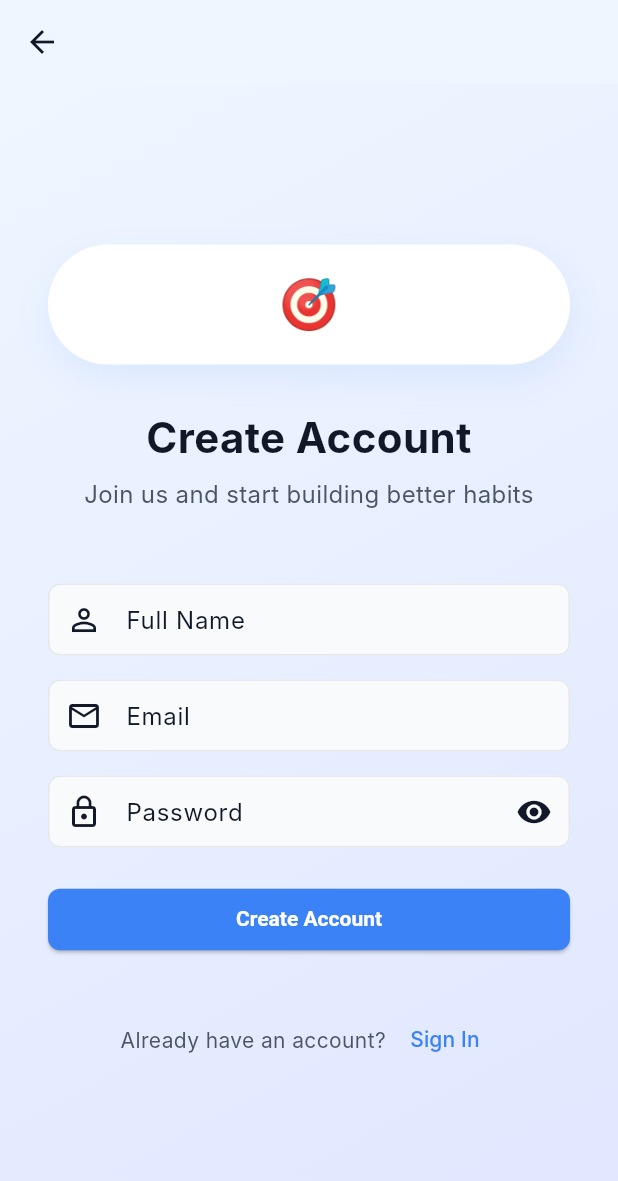
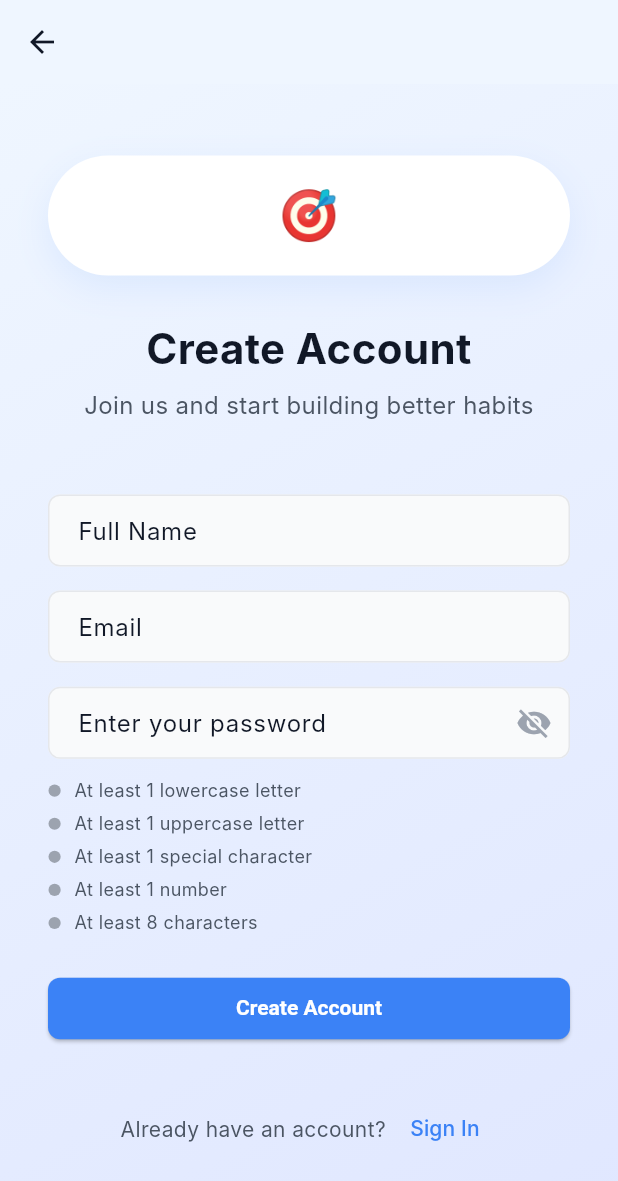
Before and after one commit to mahmoudassasa/Routina, a Flutter app: the RegisterScreen screen opened by its route, on a phone screen of 412 x 824 dp. Shown: the top 1181 px of the screen. Run offline on Flutter 3.47's test engine with Material 3 defaults, Android fonts, the phone set to English and light mode, and no system bars; our stand-ins replace firebase_auth, firebase_core, flutter_bloc, flutter_screenutil; accounts and stored records are empty; Roboto replaces fonts that are missing (Inter).

Commit message:
- Added firebase auth. - Added Password Validation feature. - Added spacing helper to improving the code. - Improving the code to be clean code

```diff
--- /dev/null
+++ b/lib/core/helpers/app_regex.dart
@@ -0,0 +1,36 @@
+class AppRegex {
+  static bool isEmailValid(String email) {
+    return RegExp(r'^.+@[a-zA-Z]+\.{1}[a-zA-Z]+(\.{0,1}[a-zA-Z]+)$')
+        .hasMatch(email);
+  }
+
+  static bool isPasswordValid(String password) {
+    return RegExp(
+            r"^(?=.*[a-z])(?=.*[A-Z])(?=.*\d)(?=.*[@$!%*?&])[A-Za-z\d@$!%*?&]{8,}$")
+        .hasMatch(password);
+  }
+
+    static bool isPhoneNumberValid(String phoneNumber) {
+    return RegExp(r'^(010|011|012|015)[0-9]{8}$').hasMatch(phoneNumber);
+  }
+
+  static bool hasLowerCase(String password) {
+    return RegExp(r'^(?=.*[a-z])').hasMatch(password);
+  }
+
+  static bool hasUpperCase(String password) {
+    return RegExp(r'^(?=.*[A-Z])').hasMatch(password);
+  }
+
+  static bool hasNumber(String password) {
+    return RegExp(r'^(?=.*?[0-9])').hasMatch(password);
+  }
+
+  static bool hasSpecialCharacter(String password) {
+    return RegExp(r'^(?=.*?[#?!@$%^&*-])').hasMatch(password);
+  }
+
+  static bool hasMinLength(String password) {
+    return RegExp(r'^(?=.{8,})').hasMatch(password);
+  }
+}
--- /dev/null
+++ b/lib/core/helpers/password_validations.dart
@@ -0,0 +1,65 @@
+import 'package:flutter/material.dart';
+import 'package:flutter_screenutil/flutter_screenutil.dart';
+import 'package:routina/core/theaming/app_colors.dart';
+import 'package:routina/core/theaming/app_text_styles.dart';
+
+class PasswordValidations extends StatelessWidget {
+  final bool hasUpperCase;
+  final bool hasLowerCase;
+  final bool hasSpecialCharacters;
+  final bool hasNumber;
+  final bool hasMinLength;
+
+  const PasswordValidations({
+    super.key,
+    required this.hasUpperCase,
+    required this.hasLowerCase,
+    required this.hasSpecialCharacters,
+    required this.hasNumber,
+    required this.hasMinLength,
+  });
+
+  @override
+  Widget build(BuildContext context) {
+    return Column(
+      crossAxisAlignment: CrossAxisAlignment.start,
+      children: [
+        _buildValidationRow("At least 1 lowercase letter", hasLowerCase),
+        SizedBox(height: 4.h),
+        _buildValidationRow("At least 1 uppercase letter", hasUpperCase),
+        SizedBox(height: 4.h),
+        _buildValidationRow("At least 1 special character", hasSpecialCharacters),
+        SizedBox(height: 4.h),
+        _buildValidationRow("At least 1 number", hasNumber),
+        SizedBox(height: 4.h),
+        _buildValidationRow("At least 8 characters", hasMinLength),
+      ],
+    );
+  }
+
+  Widget _buildValidationRow(String text, bool isValid) {
+    return Row(
+      children: [
+        AnimatedContainer(
+          duration: const Duration(milliseconds: 200),
+          width: 8.w,
+          height: 8.h,
+          decoration: BoxDecoration(
+            color: isValid ? AppColors.success : AppColors.textLight,
+            shape: BoxShape.circle,
+          ),
+        ),
+        SizedBox(width: 8.w),
+        Text(
+          text,
+          style: AppTextStyles.bodySmall.copyWith(
+            color: isValid ? AppColors.success : AppColors.textSecondary,
+            decoration: isValid ? TextDecoration.lineThrough : TextDecoration.none,
+            decorationColor: AppColors.success,
+            decorationThickness: 2,
+          ),
+        ),
+      ],
+    );
+  }
+}
--- /dev/null
+++ b/lib/core/helpers/spacing.dart
@@ -0,0 +1,5 @@
+import 'package:flutter/widgets.dart';
+import 'package:flutter_screenutil/flutter_screenutil.dart';
+
+SizedBox verticalSpace(double height) => SizedBox(height: height.h);
+SizedBox horizontalSpace(double width) => SizedBox(width: width.w);
--- a/lib/core/routing/app_router.dart
+++ b/lib/core/routing/app_router.dart
@@ -1,6 +1,6 @@
 import 'package:flutter/material.dart';
 import 'package:flutter_bloc/flutter_bloc.dart';
-import 'package:routina/core/helpers/widgets/bottom_navigation_bar_main_layout.dart';
+import 'package:routina/core/widgets/bottom_navigation_bar_main_layout.dart';
 import 'package:routina/features/analyze_screen/ui/analyze_screen.dart';
 import 'package:routina/features/forgot_password/ui/forgot_password.dart';
 import 'package:routina/features/habit_tracker_screen/ui/habit_tracker_screen.dart';
--- a/lib/features/register_screen/logic/cubit/register_cubit.dart
+++ b/lib/features/register_screen/logic/cubit/register_cubit.dart
@@ -1,9 +1,7 @@
+import 'package:firebase_auth/firebase_auth.dart';
 import 'package:flutter_bloc/flutter_bloc.dart';
 import 'package:routina/features/register_screen/logic/cubit/register_state.dart';
 
-
-
-// Register Cubit
 class RegisterCubit extends Cubit<RegisterState> {
   RegisterCubit() : super(const RegisterState());
 
@@ -11,22 +9,38 @@ class RegisterCubit extends Cubit<RegisterState> {
     emit(state.copyWith(status: RegisterStatus.loading));
 
     try {
-      // Simulate API call
-      await Future.delayed(const Duration(seconds: 2));
+      FirebaseAuth auth = FirebaseAuth.instance;
 
-      // Mock validation
-      if (name.isNotEmpty && email.isNotEmpty && password.isNotEmpty) {
-        emit(state.copyWith(status: RegisterStatus.success));
-      } else {
-        emit(state.copyWith(
-          status: RegisterStatus.error,
-          errorMessage: 'Please fill all fields',
-        ));
+      // Create the user with email and password
+      UserCredential userCredential = await auth.createUserWithEmailAndPassword(
+        email: email,
+        password: password,
+      );
+
+      // Update the display name
+      await userCredential.user!.updateDisplayName(name);
+      await userCredential.user!.reload();
+
+      emit(state.copyWith(status: RegisterStatus.success));
+    } on FirebaseAuthException catch (e) {
+      String message = '';
+
+      switch (e.code) {
+        case 'weak-password':
+          message = 'The password provided is too weak 🔒';
+          break;
+        case 'email-already-in-use':
+          message = 'Email-already-in-use 📧';
+          break;
+        default:
+          message = 'An error occurred, please try again.';
       }
+
+      emit(state.copyWith(status: RegisterStatus.error, errorMessage: message));
     } catch (e) {
       emit(state.copyWith(
         status: RegisterStatus.error,
-        errorMessage: e.toString(),
+        errorMessage: 'An unexpected error occurred: $e',
       ));
     }
   }
--- a/lib/features/register_screen/ui/register_screen.dart
+++ b/lib/features/register_screen/ui/register_screen.dart
@@ -1,13 +1,14 @@
 import 'package:flutter/material.dart';
 import 'package:flutter_bloc/flutter_bloc.dart';
 import 'package:routina/core/helpers/extension.dart';
+import 'package:routina/core/helpers/spacing.dart';
 import 'package:routina/core/theaming/app_colors.dart';
 import 'package:routina/features/register_screen/logic/cubit/register_cubit.dart';
 import 'package:routina/features/register_screen/logic/cubit/register_state.dart';
 import 'package:routina/features/register_screen/ui/widgets/register_screen_email_field.dart';
 import 'package:routina/features/register_screen/ui/widgets/register_screen_login_link.dart';
 import 'package:routina/features/register_screen/ui/widgets/register_screen_name_field.dart';
-import 'package:routina/features/register_screen/ui/widgets/register_screen_passwordfield.dart';
+import 'package:routina/features/register_screen/ui/widgets/register_screen_password_field.dart';
 import 'package:routina/features/register_screen/ui/widgets/register_screen_register_button.dart';
 import 'package:routina/features/register_screen/ui/widgets/register_screen_texts.dart';
 import 'package:routina/features/register_screen/ui/widgets/register_screen_logo.dart';
@@ -25,7 +26,7 @@ class _RegisterScreenState extends State<RegisterScreen> {
   final _nameController = TextEditingController();
   final _emailController = TextEditingController();
   final _passwordController = TextEditingController();
-  final bool _isPasswordVisible = false;
+  final _formKey = GlobalKey<FormState>();
 
   @override
   void dispose() {
@@ -76,6 +77,8 @@ class _RegisterScreenState extends State<RegisterScreen> {
               alignment: Alignment.center,
               child: SingleChildScrollView(
                 padding: const EdgeInsets.all(32.0),
+                child: Form(
+                  key: _formKey,
                   child: Column(
                     crossAxisAlignment: CrossAxisAlignment.stretch,
                     children: [
@@ -88,12 +91,15 @@ class _RegisterScreenState extends State<RegisterScreen> {
                       RegisterScreenNameField(nameController: _nameController),
                       const SizedBox(height: 16),
                       // Email Field
-                    RegisterScreenEmailField(emailController: _emailController),
-                    const SizedBox(height: 16),
+                      RegisterScreenEmailField(
+                        emailController: _emailController,
+                      ),
+                      verticalSpace(16),
                       // Password Field
                       RegisterScreenPasswordfield(
                         passwordController: _passwordController,
-                      isPasswordVisible: _isPasswordVisible,
+                        //  passwordController: _passwordController,
+                        //isPasswordVisible: _isPasswordVisible,
                       ),
                       const SizedBox(height: 24),
                       // Register Button
@@ -112,6 +118,7 @@ class _RegisterScreenState extends State<RegisterScreen> {
             ),
           ),
         ),
+      ),
     );
   }
 }
--- a/lib/features/register_screen/ui/widgets/register_screen_email_field.dart
+++ b/lib/features/register_screen/ui/widgets/register_screen_email_field.dart
@@ -1,27 +1,25 @@
 import 'package:flutter/material.dart';
+import 'package:routina/core/helpers/app_regex.dart';
 
-class RegisterScreenEmailField extends StatefulWidget {
-  const RegisterScreenEmailField({
-    super.key,
-    required TextEditingController emailController,
-  }) : _emailController = emailController;
+class RegisterScreenEmailField extends StatelessWidget {
+  const RegisterScreenEmailField({super.key, required this.emailController});
 
-  final TextEditingController _emailController;
-  @override
-  State<RegisterScreenEmailField> createState() =>
-      _RegisterScreenEmailFieldState();
-}
+  final TextEditingController emailController;
 
-class _RegisterScreenEmailFieldState extends State<RegisterScreenEmailField> {
   @override
   Widget build(BuildContext context) {
     return TextFormField(
-      controller: widget._emailController,
+      controller: emailController,
       keyboardType: TextInputType.emailAddress,
-      decoration: const InputDecoration(
-        labelText: 'Email',
-        prefixIcon: Icon(Icons.email_outlined),
-      ),
+      decoration: const InputDecoration(hintText: 'Email'),
+      validator: (value) {
+        if (value == null || value.trim().isEmpty) {
+          return 'Please enter your email';
+        } else if (!AppRegex.isEmailValid(value.trim())) {
+          return 'Please enter a valid email';
+        }
+        return null;
+      },
     );
   }
 }
--- a/lib/features/register_screen/ui/widgets/register_screen_name_field.dart
+++ b/lib/features/register_screen/ui/widgets/register_screen_name_field.dart
@@ -1,25 +1,23 @@
 import 'package:flutter/material.dart';
 
-class RegisterScreenNameField extends StatefulWidget {
-  const RegisterScreenNameField({
-    super.key,
-    required TextEditingController nameController,
-  }) : _nameController = nameController;
-  final TextEditingController _nameController;
-  @override
-  State<RegisterScreenNameField> createState() =>
-      _RegisterScreenNameFieldState();
-}
+class RegisterScreenNameField extends StatelessWidget {
+  const RegisterScreenNameField({super.key, required this.nameController});
 
-class _RegisterScreenNameFieldState extends State<RegisterScreenNameField> {
+  final TextEditingController nameController;
+
   @override
   Widget build(BuildContext context) {
     return TextFormField(
-      controller: widget._nameController,
-      decoration: const InputDecoration(
-        labelText: 'Full Name',
-        prefixIcon: Icon(Icons.person_outline),
-      ),
+      controller: nameController,
+      decoration: const InputDecoration(hintText: 'Full Name'),
+      validator: (value) {
+        if (value == null || value.trim().isEmpty) {
+          return 'Please enter your name';
+        } else if (value.trim().length < 3) {
+          return 'Name must be at least 3 characters';
+        }
+        return null;
+      },
     );
   }
 }
--- /dev/null
+++ b/lib/features/register_screen/ui/widgets/register_screen_password_field.dart
@@ -0,0 +1,65 @@
+import 'package:flutter/material.dart';
+import 'package:routina/core/helpers/app_regex.dart';
+import 'package:routina/core/helpers/spacing.dart';
+import 'package:routina/core/theaming/app_colors.dart';
+import 'package:routina/core/helpers/password_validations.dart';
+
+class RegisterScreenPasswordfield extends StatefulWidget {
+  final TextEditingController passwordController;
+
+  const RegisterScreenPasswordfield({super.key, required this.passwordController});
+
+  @override
+  State<RegisterScreenPasswordfield> createState() => _RegisterScreenPasswordfieldState();
+}
+
+class _RegisterScreenPasswordfieldState extends State<RegisterScreenPasswordfield> {
+  bool isObscure = true;
+
+  @override
+  Widget build(BuildContext context) {
+    final password = widget.passwordController.text;
+
+    return Column(
+      crossAxisAlignment: CrossAxisAlignment.start,
+      children: [
+
+        TextFormField(
+          controller: widget.passwordController,
+          obscureText: isObscure,
+          onChanged: (_) => setState(() {}),
+          decoration: InputDecoration(
+            hintText: "Enter your password",
+            suffixIcon: IconButton(
+              icon: Icon(
+                isObscure ? Icons.visibility_off : Icons.visibility,
+                color: AppColors.textLight,
+              ),
+              onPressed: () => setState(() => isObscure = !isObscure),
+            ),
+          ),
+          validator: (value) {
+            if (value == null || value.isEmpty) {
+              return "Password is required";
+            }
+            if (!AppRegex.isPasswordValid(value)) {
+              return "Password does not meet requirements";
+            }
+            return null;
+          },
+        ),
+
+        verticalSpace(12),
+
+        // ✅ Validation UI
+        PasswordValidations(
+          hasUpperCase: AppRegex.hasUpperCase(password),
+          hasLowerCase: AppRegex.hasLowerCase(password),
+          hasSpecialCharacters: AppRegex.hasSpecialCharacter(password),
+          hasNumber: AppRegex.hasNumber(password),
+          hasMinLength: AppRegex.hasMinLength(password),
+        ),
+      ],
+    );
+  }
+}
--- a/lib/features/register_screen/ui/widgets/register_screen_passwordfield.dart
+++ /dev/null
@@ -1,41 +0,0 @@
-import 'package:flutter/material.dart';
-
-class RegisterScreenPasswordfield extends StatefulWidget {
-  const RegisterScreenPasswordfield({
-    super.key,
-    required TextEditingController passwordController,
-    required bool isPasswordVisible,
-  }) : _passwordController = passwordController;
-
-  final TextEditingController _passwordController;
-  @override
-  State<RegisterScreenPasswordfield> createState() =>
-      _RegisterScreenPasswordfieldState();
-}
-
-class _RegisterScreenPasswordfieldState
-    extends State<RegisterScreenPasswordfield> {
-  bool _isPasswordVisible = false;
-
-  @override
-  Widget build(BuildContext context) {
-    return TextFormField(
-      controller: widget._passwordController,
-      obscureText: !_isPasswordVisible,
-      decoration: InputDecoration(
-        labelText: 'Password',
-        prefixIcon: const Icon(Icons.lock_outline),
-        suffixIcon: IconButton(
-          icon: Icon(
-            _isPasswordVisible ? Icons.visibility_off : Icons.visibility,
-          ),
-          onPressed: () {
-            setState(() {
-              _isPasswordVisible = !_isPasswordVisible;
-            });
-          },
-        ),
-      ),
-    );
-  }
-}
--- a/lib/features/register_screen/ui/widgets/register_screen_register_button.dart
+++ b/lib/features/register_screen/ui/widgets/register_screen_register_button.dart
@@ -1,50 +1,44 @@
 import 'package:flutter/material.dart';
 import 'package:flutter_bloc/flutter_bloc.dart';
+import 'package:flutter_screenutil/flutter_screenutil.dart';
 import 'package:routina/core/theaming/app_colors.dart';
 import 'package:routina/features/register_screen/logic/cubit/register_cubit.dart';
 import 'package:routina/features/register_screen/logic/cubit/register_state.dart';
 
-class RegisterScreenRegisterButton extends StatefulWidget {
+class RegisterScreenRegisterButton extends StatelessWidget {
   const RegisterScreenRegisterButton({
     super.key,
-    required TextEditingController nameController,
-    required TextEditingController emailController,
-    required TextEditingController passwordController,
-  }) : _nameController = nameController,
-       _emailController = emailController,
-       _passwordController = passwordController;
+    required this.nameController,
+    required this.emailController,
+    required this.passwordController,
+  });
 
-  final TextEditingController _nameController;
-  final TextEditingController _emailController;
-  final TextEditingController _passwordController;
+  final TextEditingController nameController;
+  final TextEditingController emailController;
+  final TextEditingController passwordController;
 
-  @override
-  State<RegisterScreenRegisterButton> createState() =>
-      _RegisterScreenRegisterButtonState();
-}
-
-class _RegisterScreenRegisterButtonState
-    extends State<RegisterScreenRegisterButton> {
   @override
   Widget build(BuildContext context) {
     return BlocBuilder<RegisterCubit, RegisterState>(
       builder: (context, state) {
+        final isLoading = state.status == RegisterStatus.loading;
+
         return ElevatedButton(
-          onPressed: state.status == RegisterStatus.loading
+          onPressed: isLoading
               ? null
               : () {
                   context.read<RegisterCubit>().signUp(
-                    widget._nameController.text,
-                    widget._emailController.text,
-                    widget._passwordController.text,
-                  );
+                        nameController.text.trim(),
+                        emailController.text.trim(),
+                        passwordController.text.trim(),
+                      );
                 },
-          child: state.status == RegisterStatus.loading
-              ? const SizedBox(
-                  width: 20,
-                  height: 20,
+          child: isLoading
+              ?  SizedBox(
+                  width: 20.w,
+                  height: 20.h,
                   child: CircularProgressIndicator(
-                    strokeWidth: 2,
+                    strokeWidth: 2   ,
                     valueColor: AlwaysStoppedAnimation<Color>(
                       AppColors.textWhite,
                     ),
--- a/lib/main.dart
+++ b/lib/main.dart
@@ -1,9 +1,10 @@
+import 'package:firebase_core/firebase_core.dart';
 import 'package:flutter/material.dart';
 import 'core/routing/app_router.dart';
 import 'routina_app.dart';
 
-
-
-void main() {
+void main() async {
+  WidgetsFlutterBinding.ensureInitialized();
+  await Firebase.initializeApp();
   runApp(RoutinaApp(appRouter: AppRouter()));
 }
--- a/pubspec.yaml
+++ b/pubspec.yaml
@@ -20,6 +20,7 @@ dependencies:
   flutter_screenutil: ^5.9.3
   firebase_app_installations: ^0.4.0+3
   firebase_core: ^4.2.0
+  firebase_auth: ^6.1.1
 
 
 dev_dependencies:
```
Also changed, not shown: lib/core/widgets/bottom_navigation_bar_main_layout.dart (renamed from lib/core/helpers/widgets/bottom_navigation_bar_main_layout.dart), pubspec.lock, 3 other files. Lines whose indentation alone changed are shown as unchanged.
